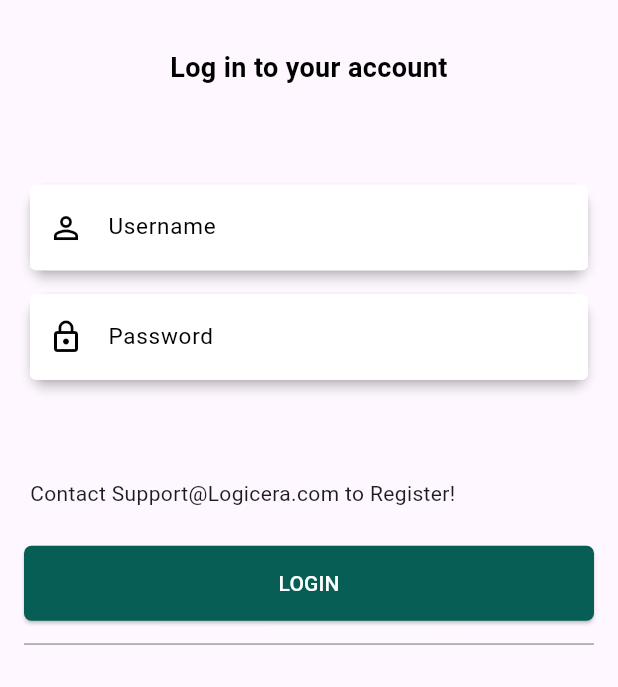
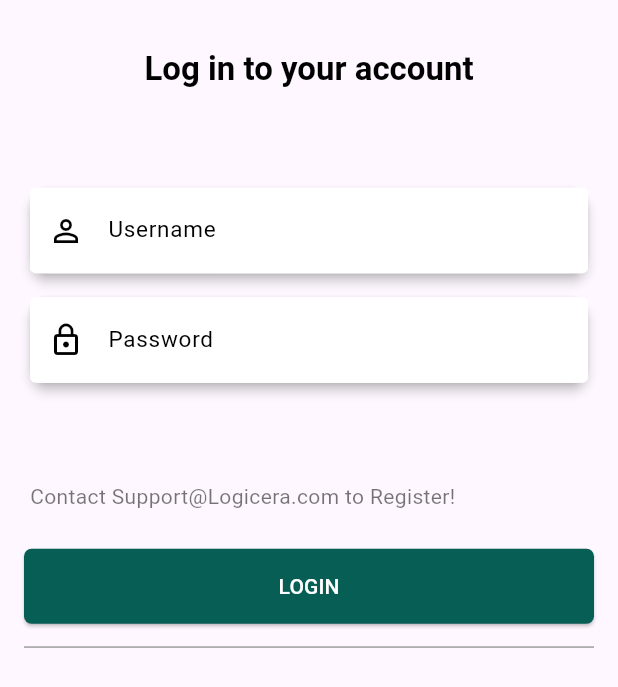
Before and after one commit to ZARRAR-1/things_todo_in_this_weather, a Flutter app: the screen it shows after launch, on a phone screen of 412 x 824 dp. Shown: the top 687 px of the screen. Run offline on Flutter 3.47's test engine with Material 3 defaults, Android fonts, the phone set to English and light mode, and no system bars; our stand-ins replace adaptive_theme, bloc, flutter_bloc, geolocator, shared_preferences, weather.

Commit message:
Final COmmit

```diff
--- a/lib/main.dart
+++ b/lib/main.dart
@@ -17,39 +17,49 @@
 class MyApp extends StatelessWidget {
   const MyApp({super.key});
 
-  // This widget is the root of your application.
+  /// This widget is the root of your application:
   @override
   Widget build(BuildContext context) {
     return AdaptiveTheme(
-      // light: ThemeData.light(useMaterial3: true),
+      debugShowFloatingThemeButton: true,
       light: ThemeData(
-        useMaterial3: true, // Recommended for modern Flutter apps
+        useMaterial3: true,
         brightness: Brightness.light,
         primarySwatch: Colors.blue, // Example primary color
         // You can customize many other properties:
         // scaffoldBackgroundColor: Colors.white,
         // appBarTheme: AppBarTheme(backgroundColor: Colors.blue),
-        // textTheme: TextTheme(...),
+        textTheme: const TextTheme(
+          bodyLarge: TextStyle(color: Colors.black87),
+          bodyMedium: TextStyle(color: Colors.black54),
+          titleLarge: TextStyle(
+            color: Colors.black,
+            fontWeight: FontWeight.bold,
+          ),
+        ),
         // buttonTheme: ButtonThemeData(...),
         // inputDecorationTheme: InputDecorationTheme(...),
         // cardTheme: CardTheme(...),
         // colorScheme: ColorScheme.light(primary: Colors.blue, secondary: Colors.amber),
       ),
-      // dark: ThemeData.dark(useMaterial3: true),
       dark: ThemeData(
         useMaterial3: true,
         brightness: Brightness.dark,
-        primarySwatch: Colors.blue, // You might want a different primary for dark mode
+        primarySwatch:
+            Colors.blue, // You might want a different primary for dark mode
         // Or define specific dark theme colors:
         // scaffoldBackgroundColor: Colors.grey[850],
         // appBarTheme: AppBarTheme(backgroundColor: Colors.grey[900]),
-        // textTheme: TextTheme(... with dark-appropriate colors ...),
+        textTheme: const TextTheme(
+            bodyLarge: TextStyle(color: Colors.white70),
+            bodyMedium: TextStyle(color: Colors.white54),
+            titleLarge: TextStyle(color: Colors.white, fontWeight: FontWeight.bold),
+          ),
         // buttonTheme: ButtonThemeData(...),
         // inputDecorationTheme: InputDecorationTheme(...),
         // cardTheme: CardTheme(color: Colors.grey[800]),
         // colorScheme: ColorScheme.dark(primary: Colors.lightBlue, secondary: Colors.orangeAccent),
       ),
-      // initial: AdaptiveThemeMode.system,
       initial: AdaptiveThemeMode.system,
       builder: (ThemeData light, ThemeData dark) {
         return MaterialApp(
--- a/lib/onboarding_module/screens/auth_screen.dart
+++ b/lib/onboarding_module/screens/auth_screen.dart
@@ -107,11 +107,8 @@ class _UserAuthPageState extends State<UserAuthPage> {
                 padding: const EdgeInsets.only(top: 32, bottom: 16),
                 child: Text(
                   'Log in to your account',
-                  style: TextStyle(
-                    color: primaryTextColor,
-                    fontWeight: FontWeight.bold,
-                    fontSize: 18,
-                  ),
+                  style: Theme.of(context).textTheme.titleLarge,
+
                   textAlign: TextAlign.center,
                 ),
               ),
@@ -166,13 +163,6 @@ class _UserAuthPageState extends State<UserAuthPage> {
                 padding: EdgeInsets.all(16.0),
                 child: Divider(color: Colors.grey, height: 0),
               ),
-              // SizedBox(
-              //   width: deviceWidth * 0.84,
-              //   child: Column(
-              //     mainAxisAlignment: MainAxisAlignment.center,
-              //     children: <Widget>[Image.asset('assets/Logo.png')],
-              //   ),
-              // ),
             ],
           ),
           if (isLoading)
--- a/lib/todo_list_module/custom_widgets/task_tile.dart
+++ b/lib/todo_list_module/custom_widgets/task_tile.dart
@@ -1,7 +1,7 @@
 import 'package:flutter/material.dart';
-import '../model/task.dart';
+import 'package:things_todo_in_this_weather/todo_list_module/model/task.dart';
 
-
+///Function types as aliasis:
 typedef OnToggle = void Function(Task task, bool newValue);
 typedef OnDelete = void Function(Task task);
 typedef OnEdit = void Function(Task task);
--- a/lib/todo_list_module/model/task.dart
+++ b/lib/todo_list_module/model/task.dart
@@ -27,6 +27,7 @@ class Task {
     );
   }
 
+  ///Helper Methods:
   Map<String, dynamic> toMap() {
     return {
       'id': id,
--- a/lib/weather_module/weather_bloc/weather_state.dart
+++ b/lib/weather_module/weather_bloc/weather_state.dart
@@ -7,10 +7,10 @@ abstract class WeatherActionState extends WeatherState {}
 
 ///Non-Action States:
 class WeatherInitialLoadingState
-    extends WeatherState {} //State emitted when the Weatherpage is being loaded
+    extends WeatherState {} ///State emitted when the Weatherpage is being loaded
 
 class WeatherLoadedSuccessState extends WeatherState {
-  //State emitted when the Weatherpage is successfully loaded
+  ///State emitted when the Weatherpage is successfully loaded
 
   final Weather weather;
 
--- a/lib/weather_module/weather_repo/repo.dart
+++ b/lib/weather_module/weather_repo/repo.dart
@@ -26,8 +26,8 @@ class WeatherRepo {
       );
     }
 
-    // When we reach here, permissions are granted and we can
-    // continue accessing the position of the device.
+    /// When we reach here, permissions are granted and we can
+    /// continue accessing the position of the device.
     return await Geolocator.getCurrentPosition();
   }
 }
--- a/lib/weather_module/weather_ui/weather_homepage.dart
+++ b/lib/weather_module/weather_ui/weather_homepage.dart
@@ -227,9 +227,7 @@ class _WeatherHomeScreenState extends State<WeatherHomeScreen> {
                                 ),
                               ),
                             ),
-                            SizedBox(
-                              height: deviceHeight * 0.1,
-                            ),
+                            SizedBox(height: deviceHeight * 0.1),
                             Row(
                               mainAxisAlignment: MainAxisAlignment.spaceBetween,
                               children: [
@@ -370,7 +368,6 @@ class _WeatherHomeScreenState extends State<WeatherHomeScreen> {
             );
 
           case const (WeatherLoadedErrorState):
-            // final errorState = state as WeatherLoadedErrorState ;
             return const Scaffold(
               body: Center(
                 child: Text(
@@ -380,7 +377,6 @@ class _WeatherHomeScreenState extends State<WeatherHomeScreen> {
             );
 
           case const (PositionFetchFailedState):
-            // final errorState = state as WeatherLoadedErrorState ;
             return const Scaffold(
               body: Center(
                 child: Text(
```
Also changed, not shown: lib/todo_list_module/services/task_storage.dart (+4 -3 lines), lib/todo_list_module/ui/home_ui.dart (+29 -11 lines), lib/weather_module/weather_bloc/weather_bloc.dart (+26 -11 lines), 1 other file.
